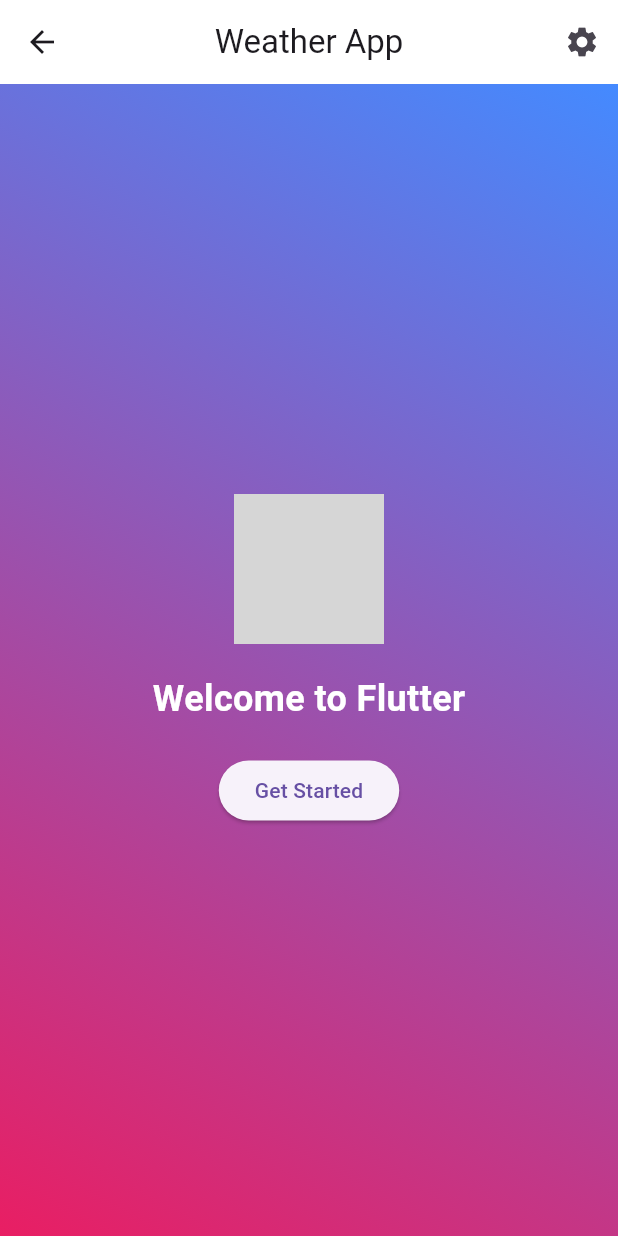
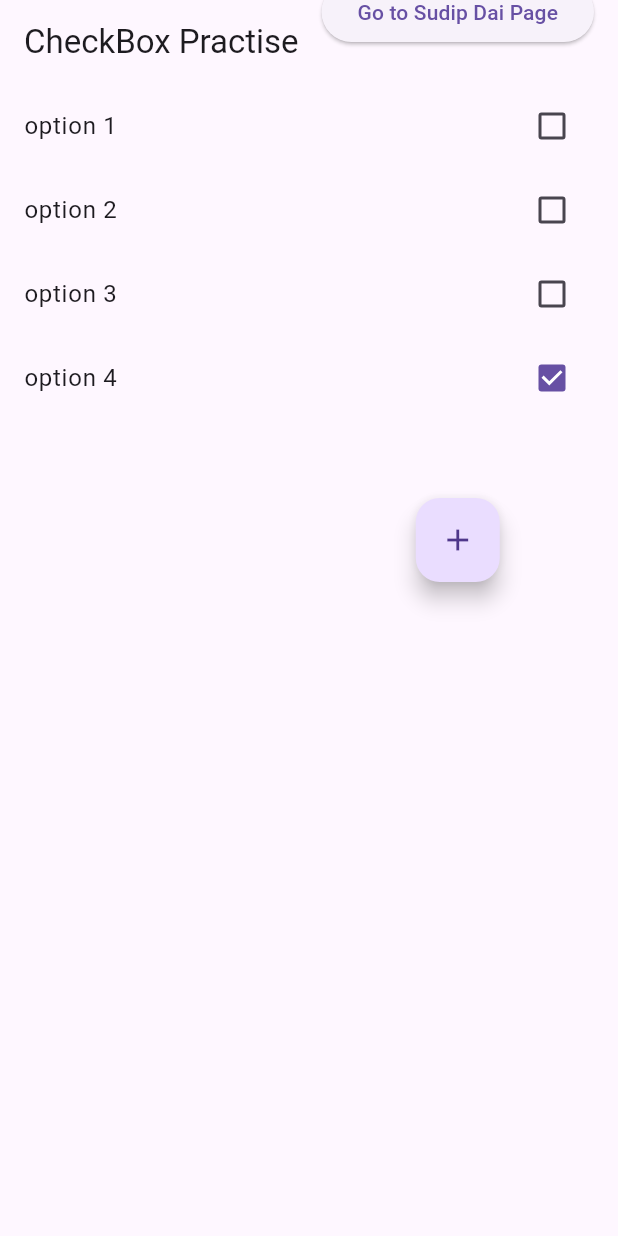
Before and after one commit to sudipeb/practiseapp1, a Flutter app: the screen it shows after launch, on a phone screen of 412 x 824 dp. Run offline on Flutter 3.47's test engine with Material 3 defaults, Android fonts, the phone set to English and light mode, and no system bars; our stand-ins replace auto_route; grey boxes are pictures that could not be loaded.

Commit message:
autoroute practised

```diff
--- /dev/null
+++ b/lib/check_box_page.dart
@@ -0,0 +1,64 @@
+import 'package:auto_route/annotations.dart';
+import 'package:auto_route/auto_route.dart';
+import 'package:demoapp/routes/app_routes.dart';
+import 'package:flutter/material.dart';
+
+
+@RoutePage()
+
+class CheckBoxPage extends StatefulWidget {
+  const CheckBoxPage({super.key});
+
+  @override
+  State<CheckBoxPage> createState() => _CheckBoxPageState();
+}
+
+class _CheckBoxPageState extends State<CheckBoxPage> {
+  // for mapping the options from the list
+  final Map<String, bool> options = {
+    'option 1': false,
+    'option 2': false,
+    'option 3': false,
+    'option 4': true,
+  };
+
+  @override
+  Widget build(BuildContext context) {
+    return SafeArea(child: Scaffold(
+      appBar: AppBar(title: Text("CheckBox Practise"),
+
+      ),
+      body: Column(
+        children: options.keys.map((String key) {
+          return CheckboxListTile(
+            title: Text(key),
+            value: options[key],
+            onChanged: (bool? value) {
+              setState(() {
+                options[key] = value!;
+              });
+            },
+          );
+        }).toList(),
+      ),
+      floatingActionButton: Column(
+        children: [
+          ElevatedButton(onPressed: (){
+            context.router.push(const SudipDaiRoute());
+          }, child: Text("Go to Sudip Dai Page")),
+          SizedBox(height: 300,),
+          FloatingActionButton(onPressed: (){
+            final selected = options.entries
+                  .where((entry) => entry.value)
+                  .map((entry) => entry.key)
+                  .toList();
+                  ScaffoldMessenger.of(context).showSnackBar(
+                SnackBar(content: Text("Selected: ${selected.join(", ")}")),
+              );
+
+          }, child: Icon(Icons.add),),
+        ],
+      ),
+    ));
+  }
+}
--- a/lib/main.dart
+++ b/lib/main.dart
@@ -1,4 +1,7 @@
+import 'package:auto_route/auto_route.dart';
+import 'package:demoapp/routes/app_routes.dart';
 import 'package:flutter/material.dart';
+
  void main() {
   runApp(const MyApp());
 }
@@ -10,45 +13,54 @@ class MyApp extends StatefulWidget {
 }
 
 class _MyAppState extends State<MyApp> {
+  final _appRouter = Approuter();
   @override
   Widget build(BuildContext context) {
-    return MaterialApp(
+    return MaterialApp.router(
+      routerConfig: _appRouter.config(),
       title: "Flutter demo app",
       debugShowCheckedModeBanner: false,
-      home: Scaffold(
-        // backgroundColor: Colors.yellow,
-        appBar: AppBar(
-          leading: IconButton(icon: Icon(Icons.arrow_back), onPressed: () { },),
-          title: const Text("Weather App"),
-          centerTitle: true,
-          backgroundColor: Colors.white,
-          actions: [IconButton(icon: Icon(Icons.settings), onPressed: () { },),
-        ]),
-        body: SafeArea(
-          child: Container(
-            decoration: BoxDecoration(
-              gradient: LinearGradient(
-                begin: Alignment.topRight,
-                end: Alignment.bottomLeft,
-                colors: [Colors.blueAccent, Colors.pink]
-              )
-            ),
-            child: Center(
-              child: Column(
-                mainAxisAlignment: MainAxisAlignment.center,
-                children: [
-                  Center(child: Image.asset(  "assets/images/flutter.png", height: 100, width: 100,)),
-                  SizedBox(height: 20,),
-                  Text("Welcome to Flutter", style: TextStyle(fontSize: 24, color: Colors.white, fontWeight: FontWeight.bold),),
-                  SizedBox(height: 20,),
-                  ElevatedButton(onPressed: () { }, child: Text("Get Started"), ),
-                ],
-              ),
-            ),
-        ),
-      ),
 
-    ));
+    //   home: Scaffold(
+    //     // backgroundColor: Colors.yellow,
+    //     appBar: AppBar(
+    //       leading: IconButton(icon: Icon(Icons.arrow_back, color: Colors.red,), onPressed: () { },),
+    //       title: const Text("Weather App"),
+    //       centerTitle: true,
+    //       backgroundColor: Colors.white,
+    //       actions: [IconButton(icon: Icon(Icons.settings), onPressed: () { },),
+    //     ]),
+    //     body: SafeArea(
+    //       child: Container(
+    //         decoration: BoxDecoration(
+    //           gradient: LinearGradient(
+    //             begin: Alignment.topRight,
+    //             end: Alignment.bottomLeft,
+    //             colors: [Colors.blueAccent, Colors.pink]
+    //           )
+    //         ),
+    //         child: Center(
+    //           child: Column(
+    //             mainAxisAlignment: MainAxisAlignment.center,
+    //             children: [
+    //               // Center(child: Image.asset(  "assets/images/flutter.png", height: 100, width: 100,)),
+    //               SizedBox(height: 20,),
+    //               Text("Welcome to Flutter", style: TextStyle(fontSize: 24, color: Colors.white, fontWeight: FontWeight.bold),),
+    //               SizedBox(height: 20,),
+    //               ElevatedButton(onPressed:(){
+    //                 context.router.push(const CheckBoxRoute());
+    //               }, child: Text("Get Started"), ),
+    //               SizedBox(height: 20,),
+    //             ]
+    //           ),
+
+    //         ),
+
+    //     ),
+    //   ),
+
+    // )
+    );
 
   }
 }
--- /dev/null
+++ b/lib/routes/app_routes.dart
@@ -0,0 +1,15 @@
+import 'package:auto_route/auto_route.dart';
+import 'package:demoapp/sudip_dai_page.dart';
+import '../check_box_page.dart';
+
+part 'app_routes.gr.dart';
+
+@AutoRouterConfig()
+class Approuter extends RootStackRouter {
+  @override
+  final List<AutoRoute> routes = [
+    AutoRoute(page: CheckBoxRoute.page, initial: true),
+    AutoRoute(page: SudipDaiRoute.page,),
+  ];
+
+}
--- /dev/null
+++ b/lib/sudip_dai_page.dart
@@ -0,0 +1,14 @@
+import 'package:auto_route/annotations.dart';
+import 'package:flutter/material.dart';
+@RoutePage()
+class SudipDaiPage extends StatelessWidget {
+  const SudipDaiPage({super.key});
+
+  @override
+  Widget build(BuildContext context) {
+    return SafeArea(child: Scaffold(
+      appBar: AppBar(title: Text("Sudip Dai Page"),),
+      body: Center(child: Text("This is Sudip Dai Page"),),
+    ));
+  }
+}
--- a/pubspec.yaml
+++ b/pubspec.yaml
@@ -34,6 +34,7 @@ dependencies:
   # The following adds the Cupertino Icons font to your application.
   # Use with the CupertinoIcons class for iOS style icons.
   cupertino_icons: ^1.0.8
+  auto_route: ^10.1.2
 
 dev_dependencies:
   flutter_test:
@@ -44,7 +45,9 @@ dev_dependencies:
   # activated in the `analysis_options.yaml` file located at the root of your
   # package. See that file for information about deactivating specific lint
   # rules and activating additional ones.
-  flutter_lints: ^5.0.0
+  flutter_lints: ^6.0.0
+  auto_route_generator: ^10.2.3
+  build_runner: ^2.5.4
 
 # For information on the generic Dart part of this file, see the
 # following page: https://dart.dev/tools/pub/pubspec
```
Also changed, not shown: lib/routes/app_routes.gr.dart (added), pubspec.lock.
